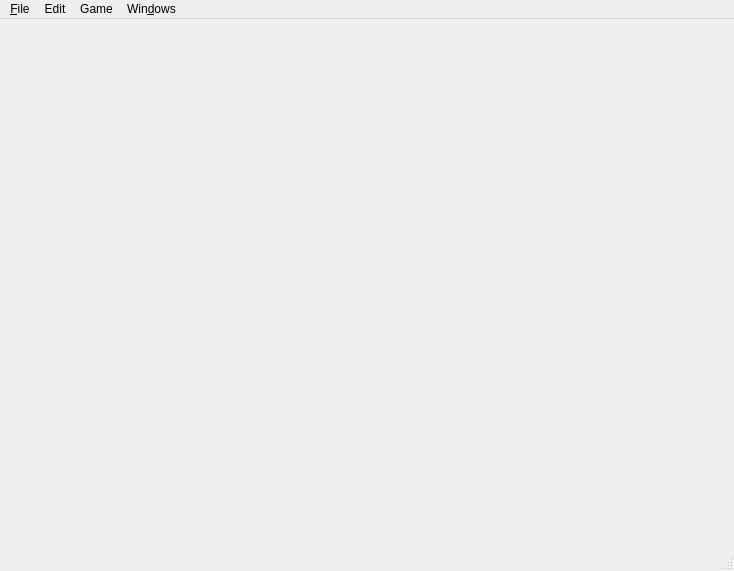
The window that playground/ui/mainwindow.ui (cyberegoorg/cetech) describes before a commit, drawn with Qt 5.
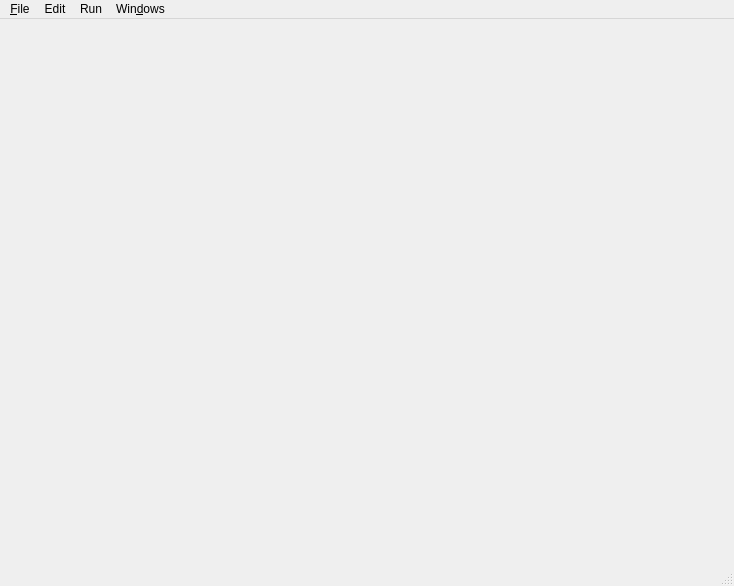
The same window after the commit.

Commit message: playground: add "run level" menu item.

Patch:
```diff
--- a/playground/ui/mainwindow.ui
+++ b/playground/ui/mainwindow.ui
@@ -7,7 +7,7 @@
     <x>0</x>
     <y>0</y>
     <width>734</width>
-    <height>571</height>
+    <height>586</height>
    </rect>
   </property>
   <property name="windowTitle">
@@ -47,21 +47,22 @@
     </widget>
     <addaction name="menuDebug"/>
    </widget>
-   <widget class="QMenu" name="menuGame">
-    <property name="title">
-     <string>Game</string>
-    </property>
-    <addaction name="actionRun_standalone"/>
-   </widget>
    <widget class="QMenu" name="menuEdit">
     <property name="title">
      <string>Edit</string>
     </property>
     <addaction name="actionReload_all"/>
    </widget>
+   <widget class="QMenu" name="menuRun">
+    <property name="title">
+     <string>Run</string>
+    </property>
+    <addaction name="actionRun_Level"/>
+    <addaction name="actionRun_standalone"/>
+   </widget>
    <addaction name="menu_File"/>
    <addaction name="menuEdit"/>
-   <addaction name="menuGame"/>
+   <addaction name="menuRun"/>
    <addaction name="menuTools"/>
   </widget>
   <widget class="QStatusBar" name="statusbar"/>
```
Left out of the diff: 24 changed lines with no effect on the pictures. The commit also changes 4 other files.
